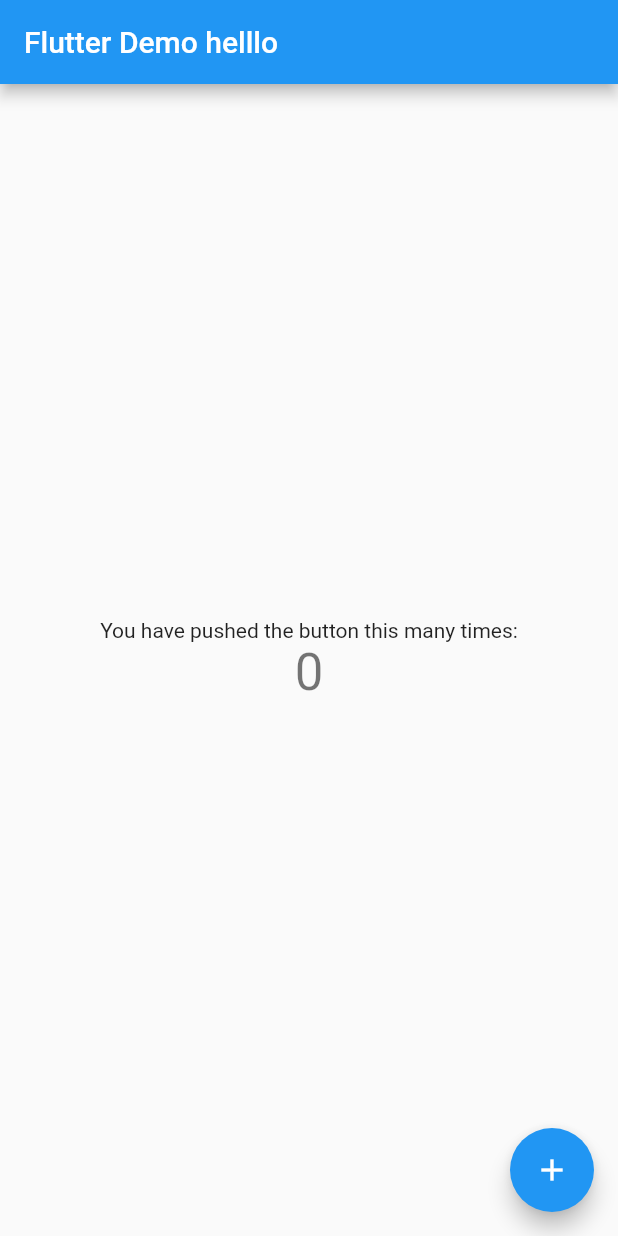
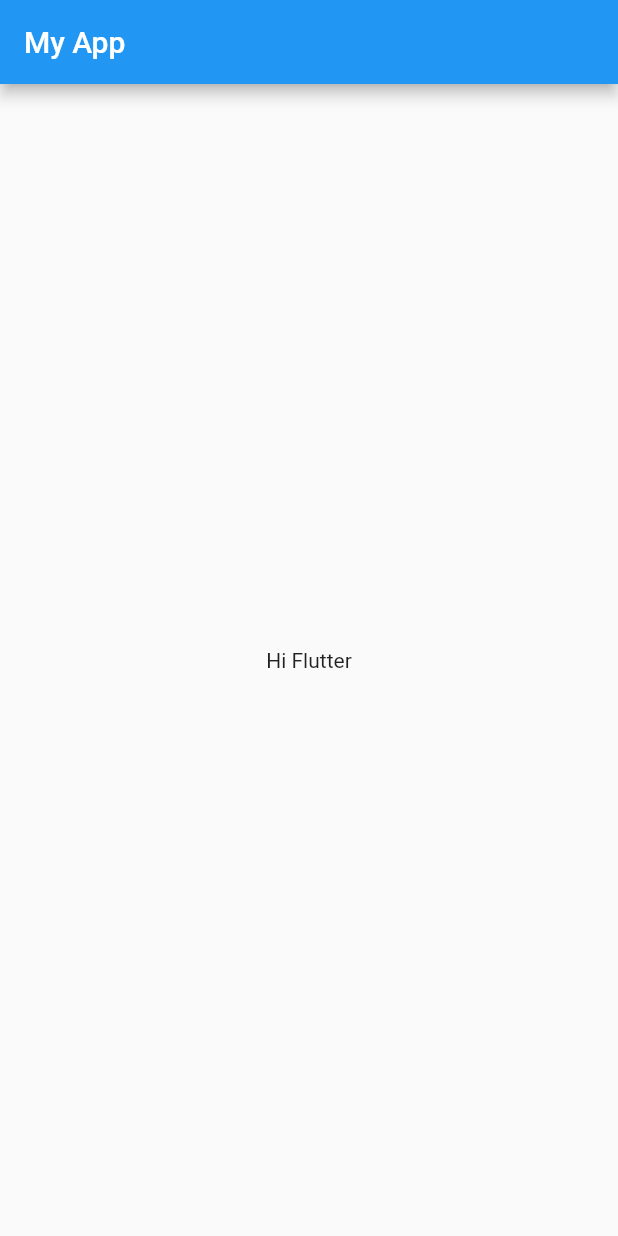
Before and after one commit to D-scientist/flutter-new, a Flutter app: the screen it shows after launch, on a phone screen of 412 x 824 dp. Run offline on Flutter 3.47's test engine with Material 2 defaults, Android fonts, the phone set to English and light mode, and no system bars.

Commit message:
ch1-Completed

```diff
--- a/lib/main.dart
+++ b/lib/main.dart
@@ -1,113 +1,25 @@
+import 'package:flutter/cupertino.dart';
 import 'package:flutter/material.dart';
 
 void main() {
-  runApp(MyApp());
+  runApp(MaterialApp(
+    title: "Sam's App",
+    home: HomePage(),
+  ));
 }
 
-class MyApp extends StatelessWidget {
-  // This widget is the root of your application.
+class HomePage extends StatelessWidget {
   @override
   Widget build(BuildContext context) {
-    return MaterialApp(
-      title: 'Flutter Demo',
-      theme: ThemeData(
-        // This is the theme of your application.
-        //
-        // Try running your application with "flutter run". You'll see the
-        // application has a blue toolbar. Then, without quitting the app, try
-        // changing the primarySwatch below to Colors.green and then invoke
-        // "hot reload" (press "r" in the console where you ran "flutter run",
-        // or simply save your changes to "hot reload" in a Flutter IDE).
-        // Notice that the counter didn't reset back to zero; the application
-        // is not restarted.
-        primarySwatch: Colors.blue,
+    return Scaffold(
+      appBar: AppBar(
+        title: Text("My App"),
       ),
-      home: MyHomePage(title: 'Flutter Demo helllo'),
+      body: Container(
+        child: Center(
+          child: Text("Hi Flutter"),
+        ),
+      ),
     );
   }
 }
-
-class MyHomePage extends StatefulWidget {
-  MyHomePage({Key key, this.title}) : super(key: key);
-
-  // This widget is the home page of your application. It is stateful, meaning
-  // that it has a State object (defined below) that contains fields that affect
-  // how it looks.
-
-  // This class is the configuration for the state. It holds the values (in this
-  // case the title) provided by the parent (in this case the App widget) and
-  // used by the build method of the State. Fields in a Widget subclass are
-  // always marked "final".
-
-  final String title;
-
-  @override
-  _MyHomePageState createState() => _MyHomePageState();
-}
-
-class _MyHomePageState extends State<MyHomePage> {
-  int _counter = 0;
-
-  void _incrementCounter() {
-    setState(() {
-      // This call to setState tells the Flutter framework that something has
-      // changed in this State, which causes it to rerun the build method below
-      // so that the display can reflect the updated values. If we changed
-      // _counter without calling setState(), then the build method would not be
-      // called again, and so nothing would appear to happen.
-      _counter++;
-    });
-  }
-
-  @override
-  Widget build(BuildContext context) {
-    // This method is rerun every time setState is called, for instance as done
-    // by the _incrementCounter method above.
-    //
-    // The Flutter framework has been optimized to make rerunning build methods
-    // fast, so that you can just rebuild anything that needs updating rather
-    // than having to individually change instances of widgets.
-    return Scaffold(
-      appBar: AppBar(
-        // Here we take the value from the MyHomePage object that was created by
-        // the App.build method, and use it to set our appbar title.
-        title: Text(widget.title),
-      ),
-      body: Center(
-        // Center is a layout widget. It takes a single child and positions it
-        // in the middle of the parent.
-        child: Column(
-          // Column is also a layout widget. It takes a list of children and
-          // arranges them vertically. By default, it sizes itself to fit its
-          // children horizontally, and tries to be as tall as its parent.
-          //
-          // Invoke "debug painting" (press "p" in the console, choose the
-          // "Toggle Debug Paint" action from the Flutter Inspector in Android
-          // Studio, or the "Toggle Debug Paint" command in Visual Studio Code)
-          // to see the wireframe for each widget.
-          //
-          // Column has various properties to control how it sizes itself and
-          // how it positions its children. Here we use mainAxisAlignment to
-          // center the children vertically; the main axis here is the vertical
-          // axis because Columns are vertical (the cross axis would be
-          // horizontal).
-          mainAxisAlignment: MainAxisAlignment.center,
-          children: <Widget>[
-            Text(
-              'You have pushed the button this many times:',
-            ),
-            Text(
-              '$_counter',
-              style: Theme.of(context).textTheme.headline4,
-            ),
-          ],
-        ),
-      ),
-      floatingActionButton: FloatingActionButton(
-        onPressed: _incrementCounter,
-        tooltip: 'Increment',
-        child: Icon(Icons.add),
-      ), // This trailing comma makes auto-formatting nicer for build methods.
-    );
-  }
-}
```
